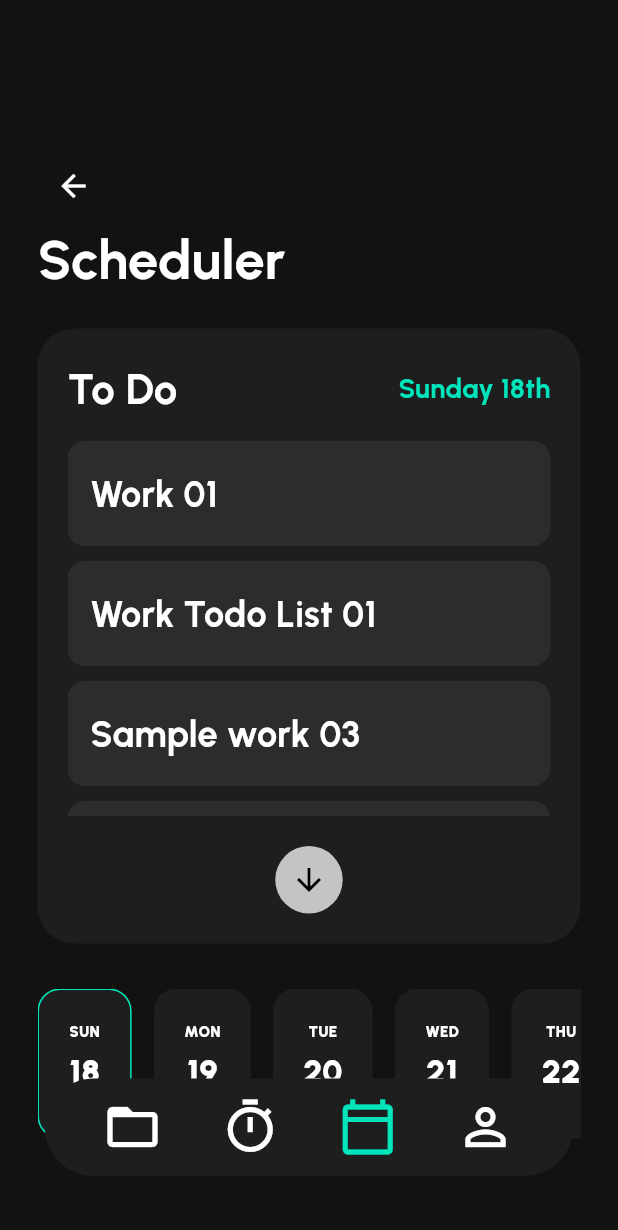
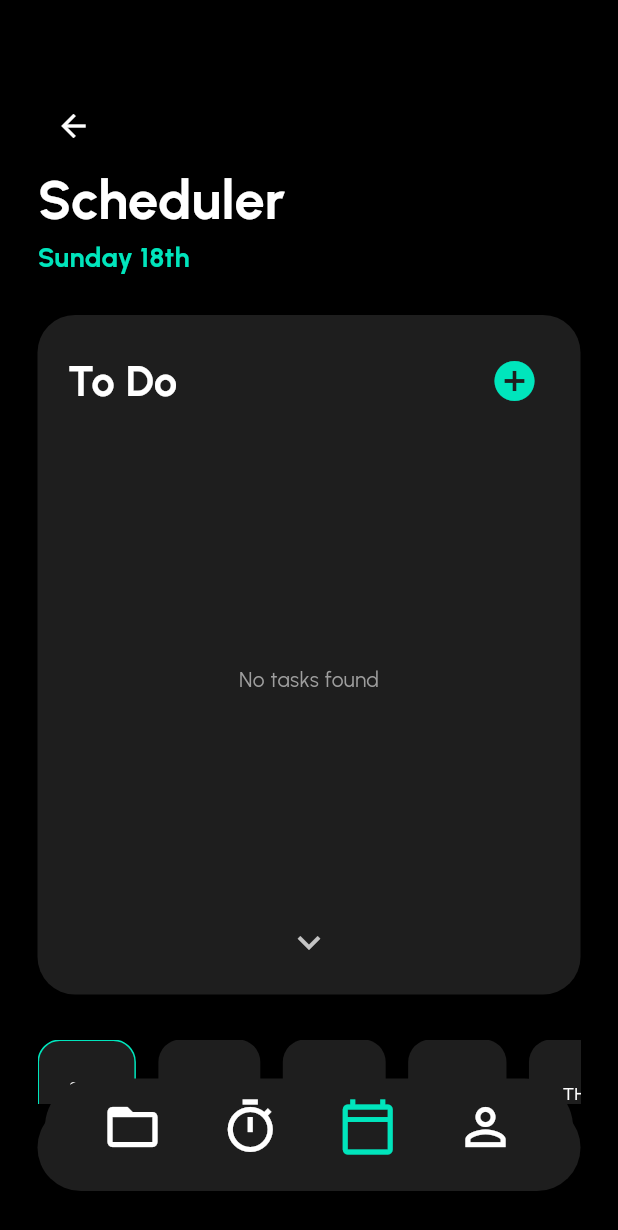
Before and after one commit to AIcademy-App/AIcademy, a Flutter app: the screen it shows once a user with an empty profile is signed in, item 3 of the bottom bar chosen, on a phone screen of 412 x 824 dp. Shown: the top 1230 px of the screen. Run offline on Flutter 3.47's test engine with Material 3 defaults, Android fonts, the light colour scheme and no system bars; our stand-ins replace cloud_firestore, firebase_auth, firebase_core; accounts and stored records are empty.

Commit message:
Resolve merge conflict in scheduler screen

```diff
--- a/lib/screens/schedular_screen.dart
+++ b/lib/screens/schedular_screen.dart
@@ -1,5 +1,8 @@
 import 'package:flutter/material.dart';
 import 'package:intl/intl.dart';
+import 'package:cloud_firestore/cloud_firestore.dart';
+import 'package:firebase_auth/firebase_auth.dart';
+import '../models/shedular_model.dart';
 
 class SchedulerPage extends StatefulWidget {
   const SchedulerPage({super.key});
@@ -11,6 +14,16 @@ class SchedulerPage extends StatefulWidget {
 class _SchedulerPageState extends State<SchedulerPage> {
   int _selectedDayIndex = 0;
   final ScrollController _taskScrollController = ScrollController();
+  final FirebaseFirestore _firestore = FirebaseFirestore.instance;
+
+  // Get current user ID or fallback for testing
+  String get _uid => FirebaseAuth.instance.currentUser?.uid ?? "test_user_123";
+
+  // Firestore Collection Reference path: users/{uid}/tasks
+  CollectionReference get _taskRef => _firestore
+      .collection('users')
+      .doc(_uid)
+      .collection('tasks');
 
   @override
   void dispose() {
@@ -18,58 +31,75 @@ class _SchedulerPageState extends State<SchedulerPage> {
     super.dispose();
   }
 
-  // Helper to get the formatted string for the header based on selection
-  String _getSelectedDateString() {
-    DateTime selectedDate = DateTime.now().add(
-      Duration(days: _selectedDayIndex),
+  // --- CRUD OPERATIONS ---
+
+  Future<void> _addNewTask() async {
+    await showDialog(
+      context: context,
+      builder: (context) => _buildTaskDialog(
+        title: "Add New Task",
+        onSave: (val) async {
+          if (val.isNotEmpty) {
+            final newSchedule = Scheduler(
+              task: val,
+              time: DateTime.now(),
+              dayIndex: _selectedDayIndex,
             );
-    return DateFormat('EEEE d').format(selectedDate) +
-        _getDaySuffix(selectedDate.day);
+            await _taskRef.add(newSchedule.toMap());
+          }
+        },
+      ),
+    );
   }
 
-  // Helper for "st", "nd", "rd", "th" suffixes
-  String _getDaySuffix(int day) {
-    if (day >= 11 && day <= 13) return 'th';
-    switch (day % 10) {
-      case 1:
-        return 'st';
-      case 2:
-        return 'nd';
-      case 3:
-        return 'rd';
-      default:
-        return 'th';
+  Future<void> _editTask(Scheduler schedule) async {
+    await showDialog(
+      context: context,
+      builder: (context) => _buildTaskDialog(
+        title: "Edit Task",
+        initialValue: schedule.task,
+        onSave: (val) async {
+          if (val.isNotEmpty) {
+            await _taskRef.doc(schedule.scheduleId).update({'task': val});
           }
+        },
+      ),
+    );
   }
+
+  Future<void> _deleteTask(String docId) async {
+    await _taskRef.doc(docId).delete();
+  }
+
+  // --- UI BUILDERS ---
 
   @override
   Widget build(BuildContext context) {
-    return SingleChildScrollView(
+    return Scaffold(
+      backgroundColor: Colors.black,
+      bottomNavigationBar: _buildBottomNav(),
+      body: SingleChildScrollView(
         child: Padding(
           padding: const EdgeInsets.symmetric(horizontal: 25.0),
           child: Column(
             crossAxisAlignment: CrossAxisAlignment.start,
             children: [
-            const SizedBox(height: 100),
-
+              const SizedBox(height: 60),
               IconButton(
                 icon: const Icon(Icons.arrow_back, color: Colors.white),
-              onPressed: () {
-                Navigator.pop(context);
-              },
+                onPressed: () => Navigator.pop(context),
               ),
               const Text(
                 "Scheduler",
-              style: TextStyle(
-                fontSize: 36,
-                fontWeight: FontWeight.bold,
-                color: Colors.white,
-                fontFamily: 'Urbanist',
+                style: TextStyle(fontSize: 36, fontWeight: FontWeight.bold, color: Colors.white, fontFamily: 'Urbanist'),
               ),
+              Text(
+                _getSelectedDateString(),
+                style: const TextStyle(color: Color(0xFF00E5BC), fontWeight: FontWeight.bold, fontSize: 18, fontFamily: 'Urbanist'),
               ),
-            const SizedBox(height: 20),
+              const SizedBox(height: 25),
 
-            // To-Do Section
+              // Task List Container
               Container(
                 padding: const EdgeInsets.all(20),
                 decoration: BoxDecoration(
@@ -77,190 +107,192 @@ class _SchedulerPageState extends State<SchedulerPage> {
                   borderRadius: BorderRadius.circular(25),
                 ),
                 child: Column(
+                  mainAxisSize: MainAxisSize.min,
                   children: [
                     Row(
                       mainAxisAlignment: MainAxisAlignment.spaceBetween,
                       children: [
-                      const Text(
-                        "To Do",
-                        style: TextStyle(
-                          fontSize: 28,
-                          fontWeight: FontWeight.bold,
-                          color: Colors.white,
-                          fontFamily: 'Urbanist',
-                        ),
-                      ),
-                      // FIXED: This now updates based on the selected horizontal date
-                      Text(
-                        _getSelectedDateString(),
-                        style: const TextStyle(
-                          color: Color(0xFF00E5BC),
-                          fontWeight: FontWeight.bold,
-                          fontSize: 18,
-                          fontFamily: 'Urbanist',
-                        ),
+                        const Text("To Do", style: TextStyle(fontSize: 28, fontWeight: FontWeight.bold, color: Colors.white, fontFamily: 'Urbanist')),
+                        IconButton(
+                          onPressed: _addNewTask,
+                          icon: const Icon(Icons.add_circle, color: Color(0xFF00E5BC), size: 32),
                         ),
                       ],
                     ),
                     const SizedBox(height: 15),
+                    SizedBox(
+                      height: 320,
+                      child: StreamBuilder<QuerySnapshot>(
+                        stream: _taskRef.where('dayIndex', isEqualTo: _selectedDayIndex).snapshots(),
+                        builder: (context, snapshot) {
+                          if (snapshot.hasError) return const Center(child: Text("Error loading tasks", style: TextStyle(color: Colors.red)));
+                          if (snapshot.connectionState == ConnectionState.waiting) return const Center(child: CircularProgressIndicator(color: Color(0xFF00E5BC)));
 
-                  SizedBox(
-                    height: 250,
-                    child: ListView(
+                          var docs = snapshot.data!.docs;
+                          if (docs.isEmpty) return const Center(child: Text("No tasks found", style: TextStyle(color: Colors.grey)));
+
+                          return ListView.builder(
                             controller: _taskScrollController,
                             physics: const BouncingScrollPhysics(),
-                      padding: EdgeInsets.zero,
-                      children: [
-                        _buildTaskItem("Work 01"),
-                        _buildTaskItem("Work Todo List 01"),
-                        _buildTaskItem("Sample work 03"),
-                        _buildTaskItem("Sample work 04"),
-                        _buildTaskItem("Sample work 05"),
-                        _buildTaskItem("Sample work 06"),
+                            itemCount: docs.length,
+                            itemBuilder: (context, index) {
+                              final schedule = Scheduler.fromMap(
+                                docs[index].data() as Map<String, dynamic>,
+                                docs[index].id
+                              );
+                              return _buildTaskItem(schedule);
+                            },
+                          );
+                        },
+                      ),
+                    ),
+                    const Icon(Icons.keyboard_arrow_down, color: Color(0xFFC4C4C4), size: 30),
                   ],
                 ),
               ),
-
-                  const SizedBox(height: 10),
-
-                  TweenAnimationBuilder(
-                    tween: Tween<double>(begin: 0, end: 10),
-                    duration: const Duration(milliseconds: 600),
-                    curve: Curves.easeInOutSine,
-                    builder: (context, double value, child) {
-                      return Padding(
-                        padding: EdgeInsets.only(top: value),
-                        child: child,
-                      );
-                    },
-                    child: GestureDetector(
-                      onTap: () {
-                        _taskScrollController.animateTo(
-                          _taskScrollController.offset + 80,
-                          duration: const Duration(milliseconds: 500),
-                          curve: Curves.easeOut,
-                        );
-                      },
-                      child: Container(
-                        width: 45,
-                        height: 45,
-                        decoration: const BoxDecoration(
-                          color: Color(0xFFC4C4C4),
-                          shape: BoxShape.circle,
-                        ),
-                        child: const Icon(
-                          Icons.arrow_downward,
-                          color: Colors.black,
-                          size: 24,
+              const SizedBox(height: 30),
+              _buildHorizontalDatePicker(),
+              const SizedBox(height: 20),
+            ],
           ),
         ),
       ),
+    );
+  }
+// Individual Task Item Widget
+  Widget _buildTaskItem(Scheduler schedule) {
+    return Dismissible(
+      key: Key(schedule.scheduleId!),
+      onDismissed: (_) => _deleteTask(schedule.scheduleId!),
+      direction: DismissDirection.endToStart,
+      background: Container(
+        alignment: Alignment.centerRight,
+        padding: const EdgeInsets.only(right: 20),
+        margin: const EdgeInsets.only(bottom: 10),
+        decoration: BoxDecoration(color: Colors.red, borderRadius: BorderRadius.circular(12)),
+        child: const Icon(Icons.delete, color: Colors.white),
       ),
-                ],
+      child: GestureDetector(
+        onTap: () => _editTask(schedule),
+        child: Container(
+          height: 65,
+          width: double.infinity,
+          alignment: Alignment.centerLeft,
+          margin: const EdgeInsets.only(bottom: 10),
+          padding: const EdgeInsets.symmetric(horizontal: 15),
+          decoration: BoxDecoration(color: const Color(0xFF2C2C2C), borderRadius: BorderRadius.circular(12)),
+          child: Text(
+            schedule.task,
+            maxLines: 1, // Prevents overflow and maintains size uniformity
+            overflow: TextOverflow.ellipsis,
+            style: const TextStyle(fontSize: 20, color: Colors.white, fontWeight: FontWeight.bold, fontFamily: 'Urbanist'),
           ),
         ),
+      ),
+    );
+  }
 
-            const SizedBox(height: 30),
-
-            // REAL Horizontal Date Picker
-            SizedBox(
-              height: 100,
+// Horizontal Date Picker Widget
+  Widget _buildHorizontalDatePicker() {
+    return SizedBox(
+      height: 110,
       child: ListView.builder(
         scrollDirection: Axis.horizontal,
         itemCount: 14,
         itemBuilder: (context, index) {
           DateTime date = DateTime.now().add(Duration(days: index));
-                  String dayLabel = DateFormat(
-                    'EEEE',
-                  ).format(date).toUpperCase();
-                  String dateLabel = DateFormat('d').format(date);
-
+          bool isSelected = _selectedDayIndex == index;
           return GestureDetector(
-                    onTap: () {
-                      setState(() {
-                        _selectedDayIndex =
-                            index; // Updates the header text automatically
-                      });
-                    },
-                    child: _buildDateCard(
-                      dayLabel,
-                      dateLabel,
-                      _selectedDayIndex == index,
+            onTap: () => setState(() => _selectedDayIndex = index),
+            child: Container(
+              margin: const EdgeInsets.only(right: 15),
+              padding: const EdgeInsets.symmetric(horizontal: 20, vertical: 10),
+              decoration: BoxDecoration(
+                color: const Color(0xFF1E1E1E),
+                borderRadius: BorderRadius.circular(15),
+                border: isSelected ? Border.all(color: const Color(0xFF00E5BC), width: 1) : null,
+              ),
+              child: Column(
+                mainAxisAlignment: MainAxisAlignment.center,
+                children: [
+                  Text(DateFormat('E').format(date).toUpperCase(), style: const TextStyle(color: Colors.white, fontSize: 12)),
+                  const SizedBox(height: 5),
+                  Text(DateFormat('d').format(date), style: const TextStyle(color: Colors.white, fontSize: 24, fontWeight: FontWeight.w900)),
+                  if (isSelected) ...[
+                    const SizedBox(height: 5),
+                    Container(height: 3, width: 20, color: const Color(0xFF00E5BC)),
+                  ]
+                ],
+              ),
             ),
           );
         },
       ),
-            ),
-            const SizedBox(height: 120),
-          ],
-        ),
-      ),
     );
   }
 
-  //Task Item Widget
-  Widget _buildTaskItem(String title) {
-    return Container(
-      margin: const EdgeInsets.only(bottom: 10),
-      padding: const EdgeInsets.symmetric(vertical: 18, horizontal: 15),
-      width: double.infinity,
-      decoration: BoxDecoration(
-        color: const Color(0xFF2C2C2C),
-        borderRadius: BorderRadius.circular(12),
+// Task Dialog for Adding/Editing
+  Widget _buildTaskDialog({required String title, String initialValue = "", required Function(String) onSave}) {
+    String value = initialValue;
+    return AlertDialog(
+      backgroundColor: const Color(0xFF1E1E1E),
+      title: Text(title, style: const TextStyle(color: Colors.white)),
+      content: TextField(
+        controller: TextEditingController(text: initialValue),
+        style: const TextStyle(color: Colors.white),
+        decoration: const InputDecoration(
+          enabledBorder: UnderlineInputBorder(borderSide: BorderSide(color: Color(0xFF00E5BC))),
         ),
-      child: Text(
-        title,
-        style: const TextStyle(
-          fontSize: 24,
-          color: Colors.white,
-          fontWeight: FontWeight.bold,
-          fontFamily: 'Urbanist',
+        onChanged: (val) => value = val,
       ),
+      actions: [
+        TextButton(onPressed: () => Navigator.pop(context), child: const Text("Cancel", style: TextStyle(color: Colors.white))),
+        TextButton(
+          onPressed: () {
+            onSave(value);
+            Navigator.pop(context);
+          },
+          child: const Text("Save", style: TextStyle(color: Color(0xFF00E5BC))),
         ),
+      ],
     );
   }
 
-  // Date Card Widget
+// Get Selected Date String with Ordinal Suffix
+  String _getSelectedDateString() {
+    DateTime selectedDate = DateTime.now().add(Duration(days: _selectedDayIndex));
+    int day = selectedDate.day;
 
-  Widget _buildDateCard(String day, String date, bool isSelected) {
+    // Ordinal Suffix Logic (st, nd, rd, th)
+    String suffix = 'th';
+    if (day >= 11 && day <= 13) {
+      suffix = 'th';
+    } else {
+      switch (day % 10) {
+        case 1: suffix = 'st'; break;
+        case 2: suffix = 'nd'; break;
+        case 3: suffix = 'rd'; break;
+        default: suffix = 'th';
+      }
+    }
+
+    String dayName = DateFormat('EEEE').format(selectedDate);
+    return "$dayName $day$suffix";
+  }
+
+// Bottom Navigation Bar Widget
+  Widget _buildBottomNav() {
     return Container(
-      margin: const EdgeInsets.only(right: 15),
-      padding: const EdgeInsets.symmetric(vertical: 10, horizontal: 20),
-      decoration: BoxDecoration(
-        color: const Color(0xFF1E1E1E),
-        borderRadius: BorderRadius.circular(15),
-        border: isSelected
-            ? Border.all(color: const Color(0xFF00E5BC), width: 1)
-            : null,
-      ),
-      child: Column(
-        mainAxisAlignment: MainAxisAlignment.center,
+      margin: const EdgeInsets.fromLTRB(25, 0, 25, 30),
+      padding: const EdgeInsets.symmetric(vertical: 15),
+      decoration: BoxDecoration(color: const Color(0xFF1E1E1E), borderRadius: BorderRadius.circular(35)),
+      child: const Row(
+        mainAxisAlignment: MainAxisAlignment.spaceEvenly,
         children: [
-          Text(
-            day.substring(0, 3),
-            style: const TextStyle(
-              fontSize: 10,
-              fontWeight: FontWeight.w900,
-              color: Colors.white,
-              fontFamily: 'Urbanist',
-            ),
-          ),
-          const SizedBox(height: 5),
-          Text(
-            date,
-            style: const TextStyle(
-              fontSize: 22,
-              fontWeight: FontWeight.w900,
-              color: Colors.white,
-              fontFamily: 'Urbanist',
-            ),
-          ),
-          const SizedBox(height: 5),
-          Container(
-            height: 3,
-            width: 20,
-            color: isSelected ? const Color(0xFF00E5BC) : Colors.transparent,
-          ),
+          Icon(Icons.folder_outlined, color: Colors.white, size: 28),
+          Icon(Icons.timer_outlined, color: Colors.white, size: 28),
+          Icon(Icons.calendar_today, color: Color(0xFF00E5BC), size: 28),
+          Icon(Icons.person_outline, color: Colors.white, size: 28),
         ],
       ),
     );
```
Lines whose indentation alone changed are shown as unchanged.
